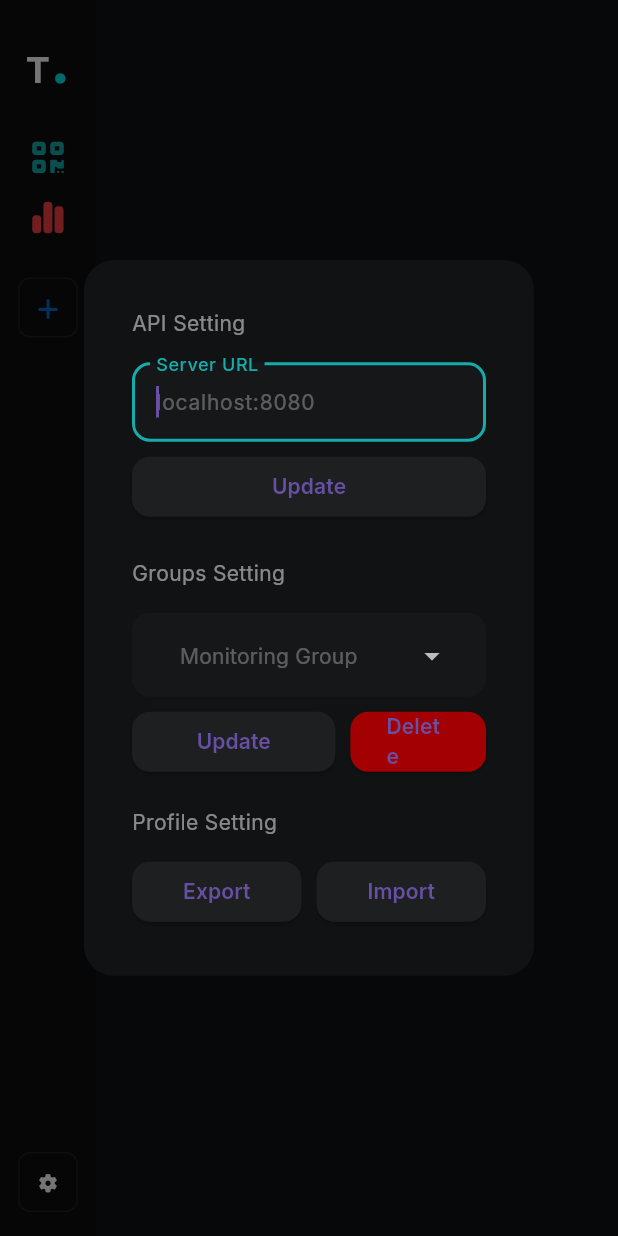
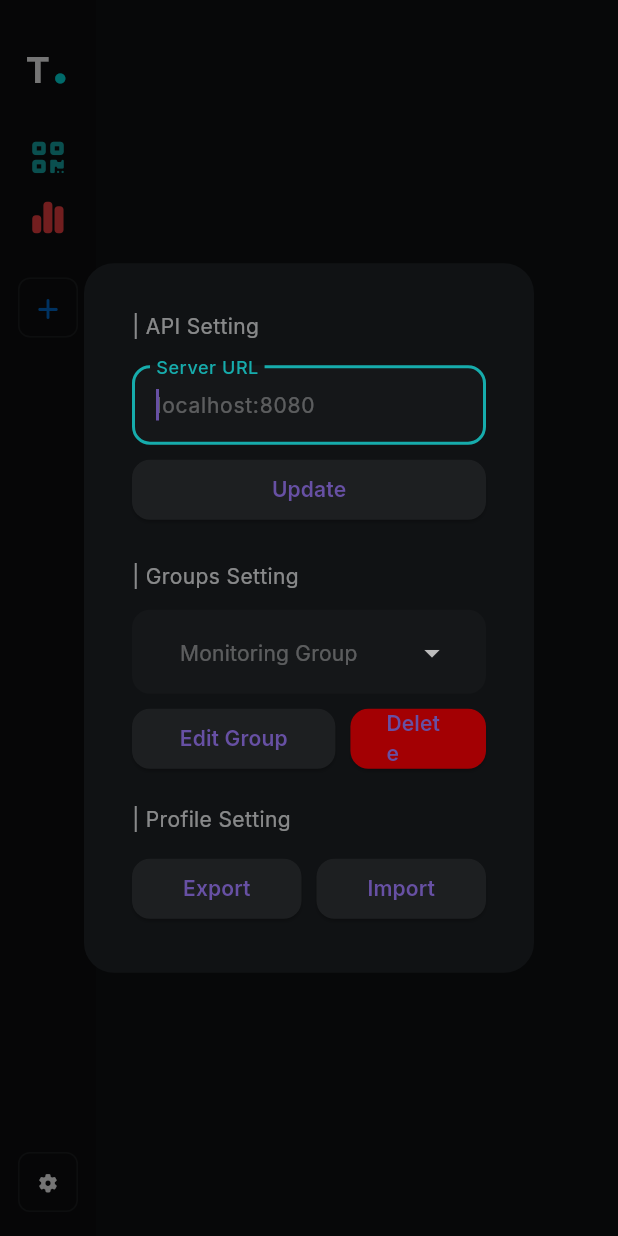
Before and after one commit to ranggshadow27/Tramo, a Flutter app: the screen it shows after launch, after a tap on an icon or button, on a phone screen of 412 x 824 dp. Run offline on Flutter 3.47's test engine with Material 3 defaults, Android fonts, the phone set to English and light mode, and no system bars; our stand-ins replace audioplayers, dio, dropdown_button2, elegant_notification, fl_chart, flutter_svg and 4 more; missing offline and left inert: dart:html, idb_shim; statements that could not run were skipped.

Commit message:
Add Group Setting & Delete Func

```diff
--- a/lib/app/widgets/dropdown_field.dart
+++ b/lib/app/widgets/dropdown_field.dart
@@ -1,6 +1,8 @@
 import 'package:dropdown_button2/dropdown_button2.dart';
 import 'package:flutter/material.dart';
 import 'package:font_awesome_flutter/font_awesome_flutter.dart';
+import 'package:get/get.dart';
+import 'package:tramo/app/modules/home/controllers/home_controller.dart';
 
 import '../constants/themes/app_colors.dart';
 import '../constants/themes/font_style.dart';
@@ -19,6 +21,8 @@ class DropdownField extends StatelessWidget {
 
   @override
   Widget build(BuildContext context) {
+    final controller = Get.put(HomeController());
+
     return DropdownButtonFormField2(
       isExpanded: true,
       hint: Text(
@@ -53,15 +57,12 @@ class DropdownField extends StatelessWidget {
               value: item,
               child: Row(
                 children: [
-                  IconButton(
-                    splashRadius: 14,
-                    onPressed: () {},
-                    icon: Icon(
-                      FontAwesomeIcons.xmark,
-                      color: AccentColors.maroonColor,
-                      size: 14,
-                    ),
+                  const Icon(
+                    FontAwesomeIcons.solidCircle,
+                    color: AccentColors.tealColor,
+                    size: 8,
                   ),
+                  const SizedBox(width: 10),
                   Text(
                     item,
                     style: AppFonts.regularText.copyWith(
@@ -79,7 +80,9 @@ class DropdownField extends StatelessWidget {
         return null;
       },
       onChanged: (value) {
-        //Do something when selected item is changed.
+        controller.selectedGroupName = value;
+
+        debugPrint(controller.selectedGroupName);
       },
       onSaved: (value) {
         // selectedValue = value.toString();
--- a/lib/app/widgets/setting_button.dart
+++ b/lib/app/widgets/setting_button.dart
@@ -2,12 +2,10 @@ import 'package:flutter/material.dart';
 import 'package:font_awesome_flutter/font_awesome_flutter.dart';
 import 'package:get/get.dart';
 import 'package:tramo/app/modules/home/controllers/home_controller.dart';
-import 'package:tramo/app/widgets/custom_button.dart';
-import 'package:tramo/app/widgets/custom_textfield.dart';
 
 import '../constants/themes/app_colors.dart';
 import '../constants/themes/font_style.dart';
-import 'dropdown_field.dart';
+import 'setting_dialog.dart';
 
 class SettingButton extends StatelessWidget {
   const SettingButton({
@@ -85,124 +83,3 @@ class SettingButton extends StatelessWidget {
     );
   }
 }
-
-Widget settingDialog(BuildContext context) {
-  final controller = Get.put(HomeController());
-
-  return Dialog(
-    backgroundColor: BaseColors.primaryBackground,
-    shape: RoundedRectangleBorder(
-      borderRadius: BorderRadius.circular(20),
-    ),
-    child: IntrinsicHeight(
-      child: Container(
-        decoration: BoxDecoration(
-          borderRadius: BorderRadius.circular(20),
-        ),
-        width: 300,
-        padding: const EdgeInsets.all(32),
-        child: Column(
-          crossAxisAlignment: CrossAxisAlignment.start,
-          children: [
-            Text(
-              "API Setting",
-              style: AppFonts.regularText.copyWith(
-                color: BaseColors.primaryText.withOpacity(.5),
-                fontSize: 14.0,
-              ),
-            ),
-            const SizedBox(height: 16),
-            myTextField(
-              hintText: "localhost:8080",
-              labelText: "Server URL",
-              c: controller.apiServerTC,
-            ),
-            const SizedBox(height: 6),
-            myCustomButton(
-              onTap: () => controller.saveApiEndPoint(),
-              title: "Update",
-              color: BaseColors.secondaryBackground,
-            ),
-            const SizedBox(height: 4),
-            Obx(() => controller.saveApiURL.isFalse
-                ? const SizedBox()
-                : Text(
-                    "  Done Save",
-                    style: AppFonts.regularText.copyWith(
-                      color: AccentColors.tealColor,
-                      fontSize: 12.0,
-                    ),
-                  )),
-            const SizedBox(height: 20),
-            Text(
-              "Groups Setting",
-              style: AppFonts.regularText.copyWith(
-                color: BaseColors.primaryText.withOpacity(.5),
-                fontSize: 14.0,
-              ),
-            ),
-            const SizedBox(height: 16),
-            DropdownField(
-              hintText: "Monitoring Group",
-              labelText: "Select Group",
-              items: List<String>.from(controller.monitoringList),
-              errorText: "err",
-            ),
-            const SizedBox(height: 6),
-            Row(
-              children: [
-                Expanded(
-                  flex: 3,
-                  child: myCustomButton(
-                    onTap: () => controller.exportProfile(),
-                    color: BaseColors.secondaryBackground,
-                    title: "Update",
-                  ),
-                ),
-                SizedBox(width: 10),
-                Expanded(
-                  flex: 2,
-                  child: myCustomButton(
-                    onTap: () => controller.exportProfile(),
-                    color: AccentColors.maroonColor,
-                    title: "Delete",
-                  ),
-                ),
-              ],
-            ),
-            const SizedBox(height: 20),
-            Text(
-              "Profile Setting",
-              style: AppFonts.regularText.copyWith(
-                color: BaseColors.primaryText.withOpacity(.5),
-                fontSize: 14.0,
-              ),
-            ),
-            const SizedBox(height: 12),
-            Row(
-              children: [
-                Expanded(
-                  flex: 2,
-                  child: myCustomButton(
-                    onTap: () => controller.exportProfile(),
-                    title: "Export",
-                    color: BaseColors.secondaryBackground,
-                  ),
-                ),
-                SizedBox(width: 10),
-                Expanded(
-                  flex: 2,
-                  child: myCustomButton(
-                    onTap: () => controller.importProfile(),
-                    title: "Import",
-                    color: BaseColors.secondaryBackground,
-                  ),
-                ),
-              ],
-            )
-          ],
-        ),
-      ),
-    ),
-  );
-}
--- /dev/null
+++ b/lib/app/widgets/setting_dialog.dart
@@ -0,0 +1,131 @@
+import 'package:flutter/material.dart';
+import 'package:get/get.dart';
+import 'package:tramo/app/widgets/edit_group_dialog.dart';
+
+import '../constants/themes/app_colors.dart';
+import '../constants/themes/font_style.dart';
+import '../modules/home/controllers/home_controller.dart';
+import 'custom_button.dart';
+import 'custom_textfield.dart';
+import 'dropdown_field.dart';
+
+Widget settingDialog(BuildContext context) {
+  final controller = Get.put(HomeController());
+
+  return Dialog(
+    backgroundColor: BaseColors.primaryBackground,
+    shape: RoundedRectangleBorder(
+      borderRadius: BorderRadius.circular(20),
+    ),
+    child: IntrinsicHeight(
+      child: Container(
+        decoration: BoxDecoration(
+          borderRadius: BorderRadius.circular(20),
+        ),
+        width: 300,
+        padding: const EdgeInsets.all(32),
+        child: Column(
+          crossAxisAlignment: CrossAxisAlignment.start,
+          children: [
+            Text(
+              "| API Setting",
+              style: AppFonts.regularText.copyWith(
+                color: BaseColors.primaryText.withOpacity(.5),
+                fontSize: 14.0,
+              ),
+            ),
+            const SizedBox(height: 16),
+            myTextField(
+              hintText: "localhost:8080",
+              labelText: "Server URL",
+              c: controller.apiServerTC,
+            ),
+            const SizedBox(height: 6),
+            myCustomButton(
+              onTap: () => controller.saveApiEndPoint(),
+              title: "Update",
+              color: BaseColors.secondaryBackground,
+            ),
+            const SizedBox(height: 4),
+            Obx(() => controller.saveApiURL.isFalse
+                ? const SizedBox()
+                : Text(
+                    "  Done Save",
+                    style: AppFonts.regularText.copyWith(
+                      color: AccentColors.tealColor,
+                      fontSize: 12.0,
+                    ),
+                  )),
+            const SizedBox(height: 20),
+            Text(
+              "| Groups Setting",
+              style: AppFonts.regularText.copyWith(
+                color: BaseColors.primaryText.withOpacity(.5),
+                fontSize: 14.0,
+              ),
+            ),
+            const SizedBox(height: 12),
+            DropdownField(
+              hintText: "Monitoring Group",
+              labelText: "Select Group",
+              items: List<String>.from(controller.monitoringList),
+              errorText: "err",
+            ),
+            const SizedBox(height: 6),
+            Row(
+              children: [
+                Expanded(
+                  flex: 3,
+                  child: myCustomButton(
+                    onTap: () => showDialog(context: context, builder: editGroupDialog),
+                    color: BaseColors.secondaryBackground,
+                    title: "Edit Group",
+                  ),
+                ),
+                const SizedBox(width: 10),
+                Expanded(
+                  flex: 2,
+                  child: myCustomButton(
+                    onTap: () => controller.deleteMonitoringGroup(),
+                    color: AccentColors.maroonColor,
+                    title: "Delete",
+                  ),
+                ),
+              ],
+            ),
+            const SizedBox(height: 20),
+            Text(
+              "| Profile Setting",
+              style: AppFonts.regularText.copyWith(
+                color: BaseColors.primaryText.withOpacity(.5),
+                fontSize: 14.0,
+              ),
+            ),
+            const SizedBox(height: 12),
+            Row(
+              children: [
+                Expanded(
+                  flex: 2,
+                  child: myCustomButton(
+                    onTap: () => controller.exportProfile(),
+                    title: "Export",
+                    color: BaseColors.secondaryBackground,
+                  ),
+                ),
+                const SizedBox(width: 10),
+                Expanded(
+                  flex: 2,
+                  child: myCustomButton(
+                    onTap: () => controller.importProfile(),
+                    title: "Import",
+                    color: BaseColors.secondaryBackground,
+                  ),
+                ),
+              ],
+            )
+          ],
+        ),
+      ),
+    ),
+  );
+}
```
Also changed, not shown: lib/app/modules/home/controllers/home_controller.dart (+53 -1 lines), lib/app/widgets/edit_group_dialog.dart (added, +99 -0 lines).
